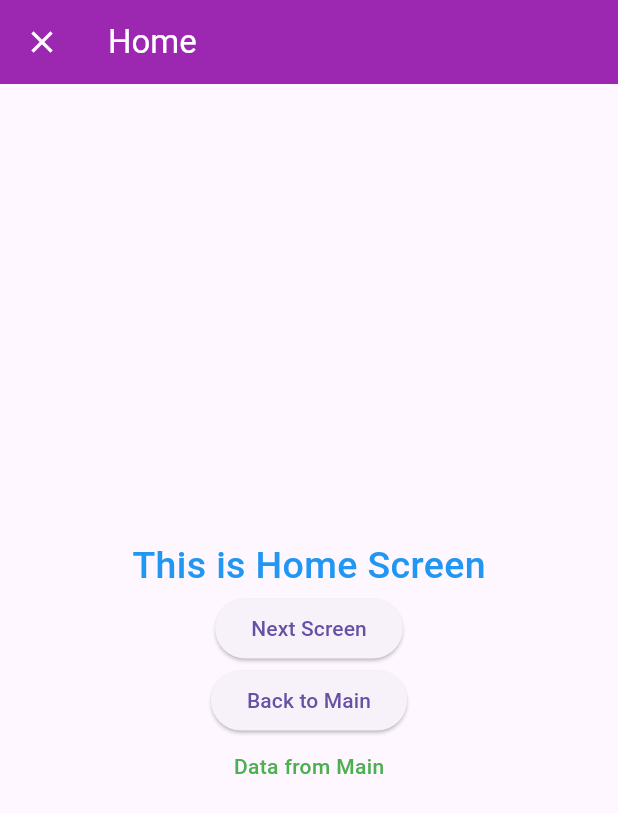
After one commit to jasirpk/Getx, a Flutter app: the screen it shows after launch, after a tap on "Go to Next Screen", on a phone screen of 412 x 824 dp. The commit adds this screen. Shown: the top 813 px of the screen. Run offline on Flutter 3.47's test engine with Material 3 defaults, Android fonts, the phone set to English and light mode, and no system bars; our stand-ins replace get.

Commit message:
navigation added

```diff
--- a/lib/main.dart
+++ b/lib/main.dart
@@ -1,8 +1,9 @@
 import 'package:flutter/material.dart';
 import 'package:get/get.dart';
-import 'package:sample/alert_dialog.dart';
-import 'package:sample/bottom_sheet.dart';
-import 'package:sample/snackbar.dart';
+import 'package:sample/screens/home_screen.dart';
+import 'package:sample/widgets/alert_dialog.dart';
+import 'package:sample/widgets/bottom_sheet.dart';
+import 'package:sample/widgets/snackbar.dart';
 
 void main() {
   runApp(const MyApp());
@@ -29,12 +30,30 @@ class MyApp extends StatelessWidget {
         ),
         body: Center(
           child: Column(
-            mainAxisAlignment: MainAxisAlignment.center,
+            mainAxisAlignment: MainAxisAlignment.spaceAround,
             crossAxisAlignment: CrossAxisAlignment.center,
             children: [
               SnackBar_Screen(),
               AlertDialog_Screen(),
               BottomSheet_Screen(),
+              ElevatedButton(
+                  onPressed: () async {
+                    var data = await Get.to(
+                      Home_Screen(),
+                      arguments: "Data from Main",
+                      fullscreenDialog: true,
+                      transition: Transition.zoom,
+                      duration: Duration(milliseconds: 900),
+                      // curve: Curves.bounceInOut,
+                    );
+                    print("The recieved data is $data");
+                    // This will not return..!
+                    // Get.off(Home_Screen());
+
+                    // Go to Home and removing all previous screens...!
+                    // Get.offAll(Home_Screen());
+                  },
+                  child: Text('Go to Next Screen')),
             ],
           ),
         ),
--- /dev/null
+++ b/lib/screens/home_screen.dart
@@ -0,0 +1,52 @@
+import 'package:flutter/material.dart';
+import 'package:get/get.dart';
+
+class Home_Screen extends StatelessWidget {
+  const Home_Screen({super.key});
+
+  @override
+  Widget build(BuildContext context) {
+    return Scaffold(
+      appBar: AppBar(
+        iconTheme: IconThemeData(color: Colors.white),
+        title: Text(
+          'Home',
+          style: TextStyle(color: Colors.white),
+        ),
+      ),
+      body: Center(
+        child: Column(
+          mainAxisAlignment: MainAxisAlignment.center,
+          children: [
+            Text(
+              'This is Home Screen',
+              style: TextStyle(
+                color: Colors.blue,
+                fontSize: 25,
+                fontWeight: FontWeight.w500,
+              ),
+            ),
+            ElevatedButton(
+              onPressed: () {},
+              child: Text('Next Screen'),
+            ),
+            ElevatedButton(
+              onPressed: () {
+                Get.back(result: 'This is from Home Screen');
+              },
+              child: Text('Back to Main'),
+            ),
+            SizedBox(
+              height: 10,
+            ),
+            Text(
+              "${Get.arguments}",
+              style:
+                  TextStyle(color: Colors.green, fontWeight: FontWeight.w500),
+            )
+          ],
+        ),
+      ),
+    );
+  }
+}
```
Also changed, not shown: lib/widgets/alert_dialog.dart (renamed from lib/alert_dialog.dart), lib/widgets/bottom_sheet.dart (renamed from lib/bottom_sheet.dart), lib/widgets/snackbar.dart (renamed from lib/snackbar.dart).
